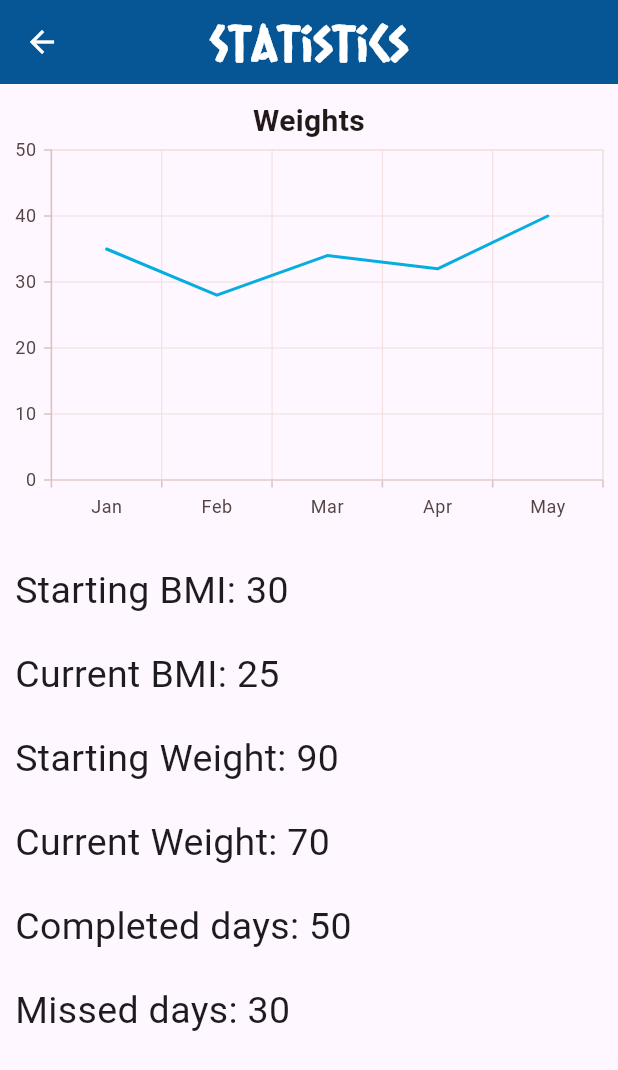
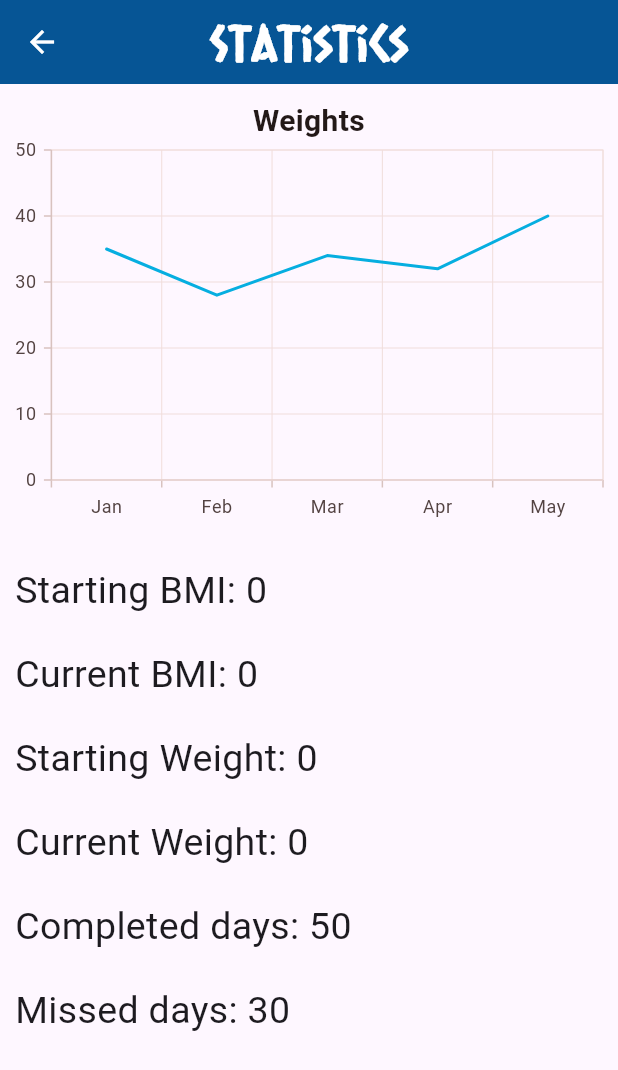
Before and after one commit to porvah/fitupia, a Flutter app: the StatsScreen screen opened by its route, on a phone screen of 412 x 824 dp. Shown: the top 1070 px of the screen. Run offline on Flutter 3.47's test engine with Material 3 defaults, Android fonts, the phone set to English and light mode, and no system bars; our stand-ins replace animated_custom_dropdown, flutter_bloc, hive, hive_flutter, pie_chart, smooth_page_indicator and 2 more; accounts and stored records are empty.

Commit message:
BMR, DRI, BMI

```diff
--- a/lib/main.dart
+++ b/lib/main.dart
@@ -16,7 +16,6 @@ void main() async {
   await Hive.initFlutter();
   Hive.registerAdapter(UserDataAdapter());
   await Hive.openBox<UserData>(kUserBox);
-
   runApp(const FitupiaApp());
 }
 
--- a/lib/models/user_data.dart
+++ b/lib/models/user_data.dart
@@ -41,4 +41,5 @@ class UserData extends HiveObject {
     this.weight = weight ?? this.weight;
     this.goal = goal ?? this.goal;
   }
+
 }
--- a/lib/presentation/screens/stats_screen.dart
+++ b/lib/presentation/screens/stats_screen.dart
@@ -1,6 +1,11 @@
+import 'package:first_app/logic/formulas.dart';
+import 'package:first_app/models/user_data.dart';
+import 'package:first_app/presentation/helper/helper.dart';
 import 'package:first_app/presentation/themes/appbar.dart';
 import 'package:syncfusion_flutter_charts/charts.dart';
 import 'package:flutter/material.dart';
+import 'package:hive_flutter/adapters.dart';
+
 
 class StatsScreen extends StatefulWidget {
   static const String routeName = '/stats_screen';
@@ -12,10 +17,11 @@ class StatsScreen extends StatefulWidget {
 }
 
 class _StatsScreenState extends State<StatsScreen> {
-  int startingBMI = 30;
-  int currentBMI = 25;
-  int startingWeight = 90;
-  int currentWeight = 70;
+  late Box<UserData> userBox;
+  String startingBMI = '0';
+  String currentBMI = '0';
+  String startingWeight = '0';
+  String currentWeight = '0';
   int completedDays = 50;
   int missedDays = 30;
   List<ChartData> weights = [
@@ -26,6 +32,20 @@ class _StatsScreenState extends State<StatsScreen> {
     ChartData('May', 40)
   ];
 
+  void prep() async{
+    userBox = await Hive.openBox<UserData>(kUserBox);
+    UserData? user = userBox.getAt(0);
+    setState(() {
+      startingWeight = user!.weight.toString();
+      currentWeight = user!.weight.toString();
+      startingBMI = Formulas.getBMI(user).toStringAsFixed(1);
+      currentBMI = startingBMI;
+    });
+  }
+  void initState() {
+    super.initState();
+    prep();
+  }
   @override
   Widget build(BuildContext context) {
     return Scaffold(
```
Also changed, not shown: lib/logic/formulas.dart (added, +49 -0 lines), lib/logic/empty_logic.dart (deleted), pubspec.lock, 11 other files.
